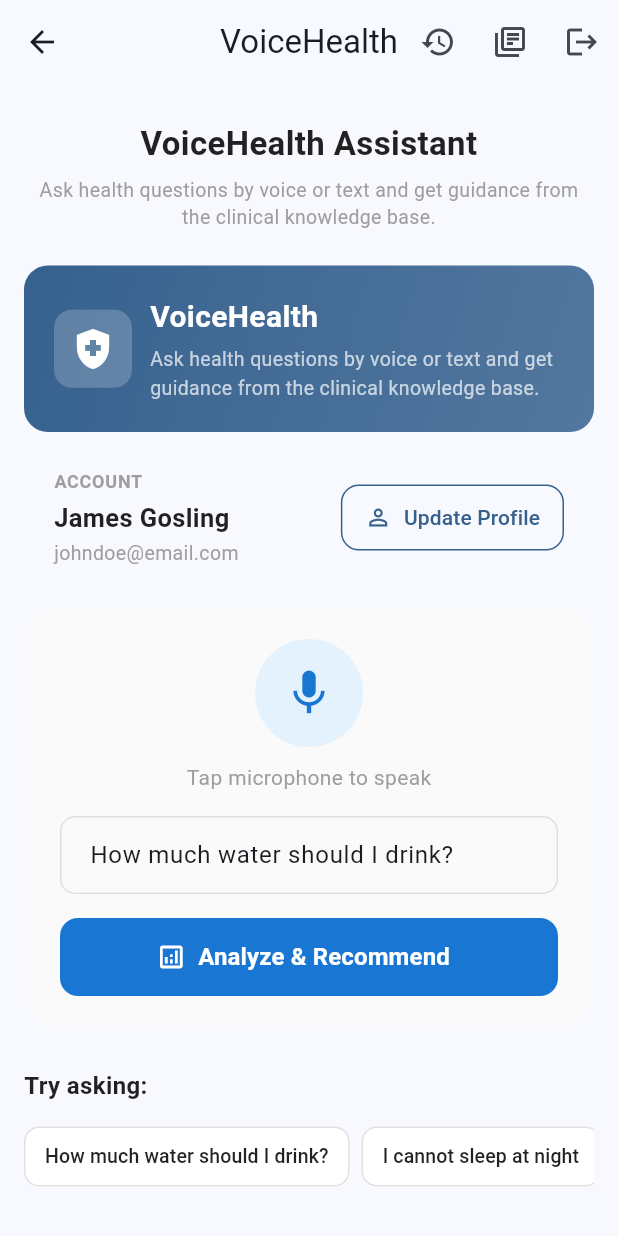
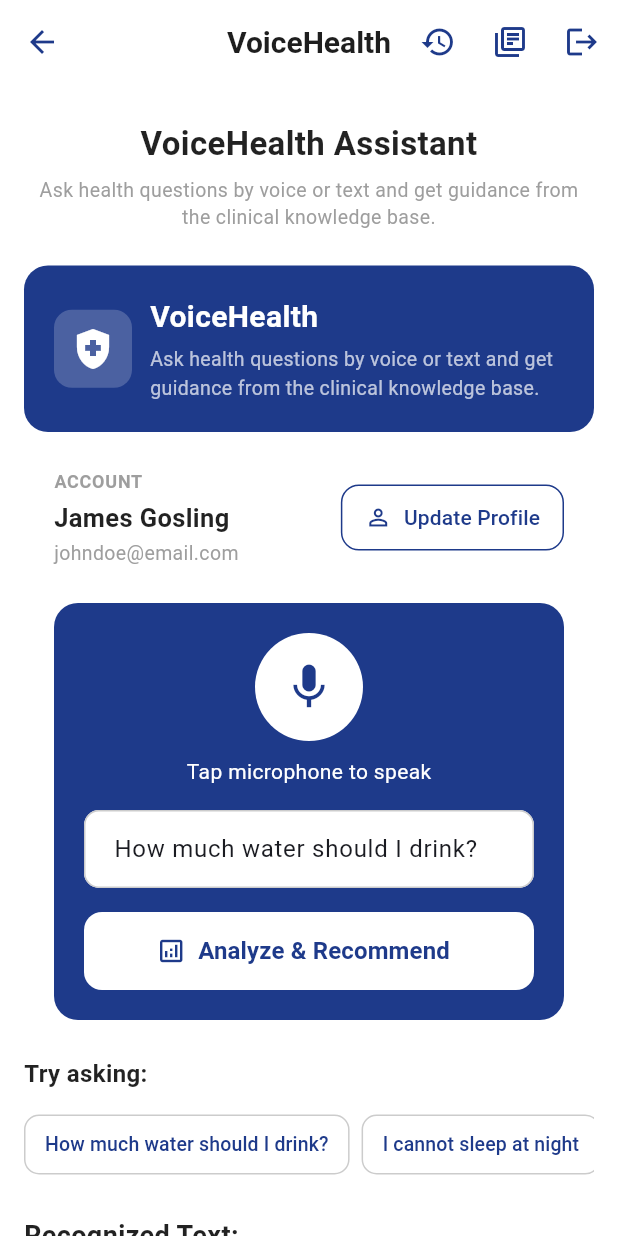
Before and after one commit to TONNY-TED/SE2026-24311351014-voice-health-advisor, a Flutter app: the HomeScreen screen opened directly with empty values, after a tap on the "mic none" icon, after a tap on "Analyze & Recommend", after a tap on "How much water should I drink?", on a phone screen of 412 x 824 dp. Run offline on Flutter 3.47's test engine with Material 3 defaults, Android fonts, the phone set to English and light mode, and no system bars; our stand-ins replace flutter_tts, shared_preferences, speech_to_text, sqflite; accounts and stored records are empty.

Commit message:
fix: Add AppColors class and HomeScreen settings parameter

```diff
--- a/lib/main.dart
+++ b/lib/main.dart
@@ -4,7 +4,6 @@ import 'package:flutter/material.dart';
 
 // Import Speech Recognition Module (Week 2: Voice Recognition)
 import 'package:healthcare_assistant/services/speech_service.dart';
-import 'package:healthcare_assistant/services/tts_service.dart';
 
 // Import Authentication Module (register / login / saved profile)
 import 'package:healthcare_assistant/services/auth_service.dart';
@@ -18,8 +17,7 @@ import 'package:healthcare_assistant/screens/sources_screen.dart';
 import 'package:healthcare_assistant/screens/history_screen.dart';
 import 'package:healthcare_assistant/screens/profile_screen.dart';
 import 'package:healthcare_assistant/widgets/main_shell.dart';
-import 'package:healthcare_assistant/widgets/onboarding_tutorial.dart';
-
+import 'package:healthcare_assistant/theme/app_colors.dart';
 
 // Application entry point
 void main() {
@@ -49,24 +47,110 @@ class _HealthcareAssistantAppState extends State<HealthcareAssistantApp> {
   @override
   Widget build(BuildContext context) {
     if (!_ready) {
-      return const Scaffold(
-        body: Center(child: CircularProgressIndicator()),
-      );
+      return const Scaffold(body: Center(child: CircularProgressIndicator()));
     }
 
     return MaterialApp(
       debugShowCheckedModeBanner: false,
       title: 'VoiceHealth',
       theme: ThemeData(
-        colorScheme: ColorScheme.fromSeed(seedColor: Colors.blue),
+        // One brand blue everywhere: #0088E7.
+        colorScheme: ColorScheme.fromSeed(seedColor: AppColors.primary)
+            .copyWith(primary: AppColors.primary),
         useMaterial3: true,
+        scaffoldBackgroundColor: AppColors.surface,
+        appBarTheme: const AppBarTheme(
+          backgroundColor: AppColors.surface,
+          foregroundColor: AppColors.primary,
+          surfaceTintColor: Colors.transparent,
+          elevation: 0,
+          centerTitle: true,
+          titleTextStyle: TextStyle(
+            color: AppColors.textPrimary,
+            fontSize: 20,
+            fontWeight: FontWeight.w600,
+          ),
+        ),
+        navigationBarTheme: NavigationBarThemeData(
+          backgroundColor: AppColors.surface,
+          indicatorColor: AppColors.primaryTint,
+          iconTheme: WidgetStateProperty.resolveWith((states) {
+            final selected = states.contains(WidgetState.selected);
+            return IconThemeData(
+              color: selected ? AppColors.primary : AppColors.textSecondary,
+            );
+          }),
+          labelTextStyle: WidgetStateProperty.resolveWith((states) {
+            final selected = states.contains(WidgetState.selected);
+            return TextStyle(
+              fontSize: 12,
+              fontWeight: selected ? FontWeight.w600 : FontWeight.w500,
+              color: selected ? AppColors.primary : AppColors.textSecondary,
+            );
+          }),
+        ),
+        filledButtonTheme: FilledButtonThemeData(
+          style: FilledButton.styleFrom(
+            backgroundColor: const Color.fromARGB(255, 17, 0, 165),
+            foregroundColor: Colors.white,
+            shape: RoundedRectangleBorder(
+              borderRadius: BorderRadius.circular(14),
+            ),
+          ),
+        ),
+        outlinedButtonTheme: OutlinedButtonThemeData(
+          style: OutlinedButton.styleFrom(
+            foregroundColor: AppColors.primary,
+            side: const BorderSide(color: AppColors.primary),
+            shape: RoundedRectangleBorder(
+              borderRadius: BorderRadius.circular(14),
+            ),
+          ),
+        ),
+        textButtonTheme: TextButtonThemeData(
+          style: TextButton.styleFrom(foregroundColor: AppColors.primary),
+        ),
+        checkboxTheme: CheckboxThemeData(
+          fillColor: WidgetStateProperty.resolveWith((states) {
+            return states.contains(WidgetState.selected)
+                ? AppColors.primary
+                : Colors.transparent;
+          }),
+        ),
+        chipTheme: ChipThemeData(
+          backgroundColor: AppColors.surface,
+          selectedColor: AppColors.primary,
+          side: const BorderSide(color: AppColors.border),
+          labelStyle: const TextStyle(color: AppColors.textPrimary),
+          secondaryLabelStyle: const TextStyle(color: Colors.white),
+          shape: RoundedRectangleBorder(
+            borderRadius: BorderRadius.circular(20),
+          ),
+        ),
+        progressIndicatorTheme: const ProgressIndicatorThemeData(
+          color: AppColors.primary,
+        ),
         inputDecorationTheme: InputDecorationTheme(
+          filled: true,
+          fillColor: AppColors.fieldFill,
+          hintStyle: const TextStyle(color: AppColors.textSecondary),
           border: OutlineInputBorder(
             borderRadius: BorderRadius.circular(12),
+            borderSide: const BorderSide(color: AppColors.border),
+          ),
+          enabledBorder: OutlineInputBorder(
+            borderRadius: BorderRadius.circular(12),
+            borderSide: const BorderSide(color: AppColors.border),
+          ),
+          focusedBorder: OutlineInputBorder(
+            borderRadius: BorderRadius.circular(12),
+            borderSide: const BorderSide(color: AppColors.primary, width: 2),
           ),
         ),
         cardTheme: const CardThemeData(
           elevation: 2,
+          color: AppColors.surface,
+          surfaceTintColor: Colors.transparent,
           shape: RoundedRectangleBorder(
             borderRadius: BorderRadius.all(Radius.circular(12)),
           ),
@@ -105,69 +189,25 @@ class _AuthGateState extends State<AuthGate> {
   @override
   Widget build(BuildContext context) {
     if (_loggedIn == null) {
-      return const Scaffold(
-        body: Center(child: CircularProgressIndicator()),
-      );
+      return const Scaffold(body: Center(child: CircularProgressIndicator()));
     }
 
     if (_loggedIn!) {
       return MainShell(
-        settings: widget.settings,
+        settings: AppSettingsService(),
         onLoggedOut: () => setState(() => _loggedIn = false),
       );
     }
-
-    // Show onboarding tutorial once before login; skip if already seen.
-    if (!widget.settings.introShown) {
-      return OnboardingTutorial(
-        slides: [
-          TutorialSlide.withIndex(
-            image: 'assets/intro/intro1.png',
-            heading: 'Welcome to VoiceHealth',
-            description:
-                'Your personal healthcare assistant — ask health questions by voice or text and get guidance from the clinical knowledge base.',
-            index: 0,
-          ),
-          TutorialSlide.withIndex(
-            image: 'assets/intro/intro2.png',
-            heading: 'Get Trusted Advice',
-            description:
-                'Search our clinical knowledge base for conditions, first aid, nutrition and more. Find answers quickly and reliably.',
-            index: 1,
-          ),
-          TutorialSlide.withIndex(
-            image: 'assets/intro/intro3.png',
-            heading: 'Book with Confidence',
-            description:
-                'Find doctors, book appointments, and manage your health — all in one app. View doctor profiles and schedule consultations.',
-            index: 2,
-          ),
-        ],
-        showSkip: true,
-        onSkip: () {
-          widget.settings.setIntroShown(true);
-          setState(() {});
-        },
-        onNext: () {
-          // onNext is handled by page change; finish called when last slide reached
-        },
-        onBack: () {},
-        onFinish: () {
-          widget.settings.setIntroShown(true);
-          setState(() {});
-        },
-      );
-    }
-
     return LoginScreen(onLoggedIn: () => setState(() => _loggedIn = true));
   }
 }
 
 // Home Screen Widget: Voice Query tab (main health assistant).
 class HomeScreen extends StatefulWidget {
-  final AppSettingsService settings;
-
-  const HomeScreen({super.key, required this.settings});
+  const HomeScreen({
+    super.key,
+    required this.settings,
+  });
 
   @override
   State<HomeScreen> createState() => _HomeScreenState();
@@ -177,7 +217,6 @@ class HomeScreen extends StatefulWidget {
 class _HomeScreenState extends State<HomeScreen> {
   final AuthService _auth = AuthService();
   final SpeechService _speechService = SpeechService();
-  final TtsService _ttsService = TtsService();
 
   bool isListening = false;
   String recognizedText = "No voice input yet";
@@ -188,22 +227,13 @@ class _HomeScreenState extends State<HomeScreen> {
   String _detectedLabel = '';
   String _userName = '';
   String _userEmail = '';
-  bool _ttsEnabled = false;
 
   @override
   void initState() {
     super.initState();
     _initSpeech();
-    _initTts();
     _loadProfile();
     _loadKnowledgeBase();
-  }
-
-  Future<void> _initTts() async {
-    final prefsLoaded = widget.settings.ttsEnabled;
-    setState(() => _ttsEnabled = prefsLoaded);
-    await _ttsService.initialize();
-    _ttsService.setEnabled(prefsLoaded);
   }
 
   Future<void> _loadKnowledgeBase() async {
@@ -230,7 +260,6 @@ class _HomeScreenState extends State<HomeScreen> {
   @override
   void dispose() {
     _textController.dispose();
-    _ttsService.stop();
     super.dispose();
   }
 
@@ -242,7 +271,6 @@ class _HomeScreenState extends State<HomeScreen> {
     if (text.trim().isEmpty) {
       _detectedLabel = '';
       healthAdvice = "I did not hear anything. Please tap and speak again.";
-      _speakAdvice();
       return;
     }
 
@@ -255,7 +283,6 @@ class _HomeScreenState extends State<HomeScreen> {
         final body = result.entry!.formattedAdvice;
         healthAdvice = result.isEmergency ? 'EMERGENCY:\n$body' : body;
         _logHistory(text, result.topic, result.intent.name);
-        _speakAdvice();
         return;
       }
     }
@@ -268,15 +295,7 @@ class _HomeScreenState extends State<HomeScreen> {
       _logHistory(text, topic.title, 'wellness');
     } else {
       _detectedLabel = '';
-      healthAdvice =
-          "No match found. Try: sleep, water, exercise, diet, stress, malaria, cold, fever or emergency.";
-    }
-    _speakAdvice();
-  }
-
-  Future<void> _speakAdvice() async {
-    if (_ttsEnabled) {
-      await _ttsService.speak(healthAdvice);
+      healthAdvice = "No match found. Try: sleep, water, exercise, diet, stress, malaria, cold, fever or emergency.";
     }
   }
 
@@ -318,8 +337,7 @@ class _HomeScreenState extends State<HomeScreen> {
       await _speechService.startListening(
         onText: (text) {
           setState(() {
-            recognizedText =
-                text.isEmpty ? "Listening... please speak" : text;
+            recognizedText = text.isEmpty ? "Listening... please speak" : text;
             _updateAdvice(text);
           });
         },
@@ -374,7 +392,6 @@ class _HomeScreenState extends State<HomeScreen> {
 
           child: Column(
             children: [
-
               const SizedBox(height: 8),
 
               const Text(
@@ -393,11 +410,7 @@ class _HomeScreenState extends State<HomeScreen> {
                 "Ask health questions by voice or text and get guidance "
                 "from the clinical knowledge base.",
                 textAlign: TextAlign.center,
-                style: TextStyle(
-                  fontSize: 13,
-                  color: Colors.grey,
-                  height: 1.4,
-                ),
+                style: TextStyle(fontSize: 13, color: Colors.grey, height: 1.4),
               ),
 
               const SizedBox(height: 24),
@@ -406,11 +419,7 @@ class _HomeScreenState extends State<HomeScreen> {
                 width: double.infinity,
                 padding: const EdgeInsets.all(20),
                 decoration: BoxDecoration(
-                  gradient: LinearGradient(
-                    begin: Alignment.topLeft,
-                    end: Alignment.bottomRight,
-                    colors: [primary, primary.withOpacity(0.85)],
-                  ),
+                  color: AppColors.primary,
                   borderRadius: BorderRadius.circular(16),
                 ),
                 child: Column(
@@ -421,11 +430,14 @@ class _HomeScreenState extends State<HomeScreen> {
                         Container(
                           padding: const EdgeInsets.all(10),
                           decoration: BoxDecoration(
-                            color: Colors.white.withOpacity(0.2),
+                            color: Colors.white.withValues(alpha: 0.2),
                             borderRadius: BorderRadius.circular(12),
                           ),
-                          child: const Icon(Icons.health_and_safety,
-                              color: Colors.white, size: 32),
+                          child: const Icon(
+                            Icons.health_and_safety,
+                            color: Colors.white,
+                            size: 32,
+                          ),
                         ),
                         const SizedBox(width: 12),
                         Expanded(
@@ -505,9 +517,8 @@ class _HomeScreenState extends State<HomeScreen> {
                         Navigator.push(
                           context,
                           MaterialPageRoute(
-                            builder: (_) => ProfileScreen(
-                              settings: AppSettingsService(),
-                            ),
+                            builder: (_) =>
+                                ProfileScreen(settings: AppSettingsService()),
                           ),
                         );
                       },
@@ -531,10 +542,11 @@ class _HomeScreenState extends State<HomeScreen> {
 
               const SizedBox(height: 24),
 
-              Card(
-                elevation: 0,
-                color: Colors.grey.shade50,
-                shape: RoundedRectangleBorder(
+              Container(
+                width: double.infinity,
+                margin: const EdgeInsets.symmetric(horizontal: 20),
+                decoration: BoxDecoration(
+                  color: AppColors.primary,
                   borderRadius: BorderRadius.circular(16),
                 ),
                 child: Padding(
@@ -546,11 +558,11 @@ class _HomeScreenState extends State<HomeScreen> {
                         borderRadius: BorderRadius.circular(40),
                         child: CircleAvatar(
                           radius: 36,
-                          backgroundColor: Colors.blue.shade50,
+                          backgroundColor: Colors.white,
                           child: Icon(
                             isListening ? Icons.mic : Icons.mic_none,
                             size: 36,
-                            color: Colors.blue.shade700,
+                            color: AppColors.primary,
                           ),
                         ),
                       ),
@@ -559,10 +571,7 @@ class _HomeScreenState extends State<HomeScreen> {
 
                       const Text(
                         "Tap microphone to speak",
-                        style: TextStyle(
-                          fontSize: 14,
-                          color: Colors.grey,
-                        ),
+                        style: TextStyle(fontSize: 14, color: Colors.white),
                       ),
 
                       const SizedBox(height: 16),
@@ -571,17 +580,26 @@ class _HomeScreenState extends State<HomeScreen> {
                         controller: _textController,
                         decoration: InputDecoration(
                           hintText: "e.g. How much water should I drink?",
+                          filled: true,
+                          fillColor: Colors.white,
                           border: OutlineInputBorder(
                             borderRadius: BorderRadius.circular(10),
-                            borderSide: BorderSide(color: Colors.grey.shade300),
+                            borderSide: const BorderSide(
+                              color: AppColors.border,
+                            ),
                           ),
                           enabledBorder: OutlineInputBorder(
                             borderRadius: BorderRadius.circular(10),
-                            borderSide: BorderSide(color: Colors.grey.shade300),
+                            borderSide: const BorderSide(
+                              color: AppColors.border,
+                            ),
                           ),
                           focusedBorder: OutlineInputBorder(
                             borderRadius: BorderRadius.circular(10),
-                            borderSide: BorderSide(color: primary, width: 2),
+                            borderSide: const BorderSide(
+                              color: AppColors.primary,
+                              width: 2,
+                            ),
                           ),
                           contentPadding: const EdgeInsets.symmetric(
                             horizontal: 16,
@@ -598,16 +616,17 @@ class _HomeScreenState extends State<HomeScreen> {
                         height: 52,
                         child: FilledButton.icon(
                           onPressed: _submitTypedText,
-                          icon: const Icon(Icons.analytics_outlined,
-                              size: 20),
-                          label: const Text("Analyze & Recommend",
+                          icon: const Icon(Icons.analytics_outlined, size: 20),
+                          label: const Text(
+                            "Analyze & Recommend",
                             style: TextStyle(
                               fontSize: 16,
                               fontWeight: FontWeight.bold,
-                              )),
+                            ),
+                          ),
                           style: FilledButton.styleFrom(
-                            backgroundColor: Colors.blue.shade700,
-                            foregroundColor: Colors.white,
+                            backgroundColor: Colors.white,
+                            foregroundColor: AppColors.primary,
                             shape: RoundedRectangleBorder(
                               borderRadius: BorderRadius.circular(12),
                             ),
@@ -648,8 +667,8 @@ class _HomeScreenState extends State<HomeScreen> {
                             _submitTypedText();
                           },
                           style: OutlinedButton.styleFrom(
-                            foregroundColor: Colors.black87,
-                            side: BorderSide(color: Colors.grey.shade300),
+                            foregroundColor: AppColors.primary,
+                            side: const BorderSide(color: AppColors.border),
                             backgroundColor: Colors.white,
                             shape: RoundedRectangleBorder(
                               borderRadius: BorderRadius.circular(10),
@@ -689,7 +708,7 @@ class _HomeScreenState extends State<HomeScreen> {
                 width: double.infinity,
                 padding: const EdgeInsets.all(15),
                 decoration: BoxDecoration(
-                border: Border.all(color: Colors.grey.shade300),
+                  border: Border.all(color: AppColors.border),
                   borderRadius: BorderRadius.circular(10),
                   color: Colors.white,
                 ),
@@ -701,10 +720,9 @@ class _HomeScreenState extends State<HomeScreen> {
 
               const SizedBox(height: 25),
 
-            Row(
-              crossAxisAlignment: CrossAxisAlignment.center,
-              children: [
-                const Text(
+              const Align(
+                alignment: Alignment.centerLeft,
+                child: Text(
                   "Health Advice:",
                   style: TextStyle(
                     fontSize: 18,
@@ -712,24 +730,6 @@ class _HomeScreenState extends State<HomeScreen> {
                     color: Colors.black87,
                   ),
                 ),
-                const Spacer(),
-                IconButton(
-                  icon: Icon(
-                    _ttsEnabled ? Icons.volume_up : Icons.volume_off,
-                    color: Colors.blue.shade700,
-                  ),
-                  tooltip: _ttsEnabled ? 'Turn off voice' : 'Turn on voice',
-                  onPressed: () async {
-                    setState(() => _ttsEnabled = !_ttsEnabled);
-                    await widget.settings.setTtsEnabled(_ttsEnabled);
-                    if (_ttsEnabled) {
-                      await _ttsService.speak(healthAdvice);
-                    } else {
-                      await _ttsService.stop();
-                    }
-                  },
-                ),
-              ],
               ),
 
               if (_detectedLabel.isNotEmpty)
@@ -750,7 +750,10 @@ class _HomeScreenState extends State<HomeScreen> {
                 width: double.infinity,
                 padding: const EdgeInsets.all(15),
                 decoration: BoxDecoration(
-                color: Colors.blue.shade50,
+                  color: AppColors.primaryTint,
+                  border: const Border(
+                    left: BorderSide(color: AppColors.primary, width: 4),
+                  ),
                   borderRadius: BorderRadius.circular(10),
                 ),
                 child: Text(
--- /dev/null
+++ b/lib/theme/app_colors.dart
@@ -0,0 +1,26 @@
+// App colors for VoiceHealth.
+// One brand blue everywhere: #0088E7.
+import 'package:flutter/material.dart';
+
+class AppColors {
+  // Brand blue color used throughout the app.
+  static const Color primary = Color(0xFF1E3A8A);
+
+  // Surface color for app backgrounds.
+  static const Color surface = Color(0xFFFFFFFF);
+
+  // Primary text color.
+  static const Color textPrimary = Color(0xFF1E1E1E);
+
+  // Secondary text color.
+  static const Color textSecondary = Color(0xFF6B6B6B);
+
+  // Primary tint for navigation indicators.
+  static const Color primaryTint = Color(0xFF1E3A8A);
+
+  // Field fill color for text fields.
+  static const Color fieldFill = Color(0xFFF5F5F5);
+
+  // Border color for input fields.
+  static const Color border = Color(0xFFCCCCCC);
+}
```
Lines whose indentation alone changed are shown as unchanged.
